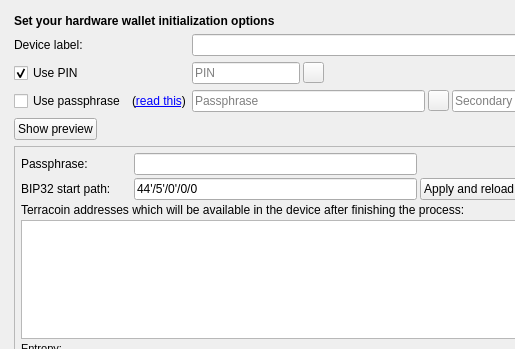
First picture: the form in src/ui/ui_initialize_hw_dlg.ui, repository mygirl8893/crown-masternode-tool, before the edit; both pictures show x 0 to 515 and y 0 to 349 of the 598 by 446 pixel window.
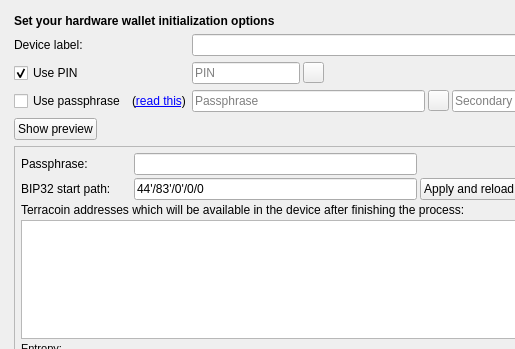
Second picture: the form after the edit. The open tabs and pages were chosen to show the change.

The edit to the form file:
```diff
--- a/src/ui/ui_initialize_hw_dlg.ui
+++ b/src/ui/ui_initialize_hw_dlg.ui
@@ -842,7 +842,7 @@
                   </size>
                  </property>
                  <property name="text">
-                  <string>44'/5'/0'/0/0</string>
+                  <string>44'/83'/0'/0/0</string>
                  </property>
                  <property name="echoMode">
                   <enum>QLineEdit::Normal</enum>
```
